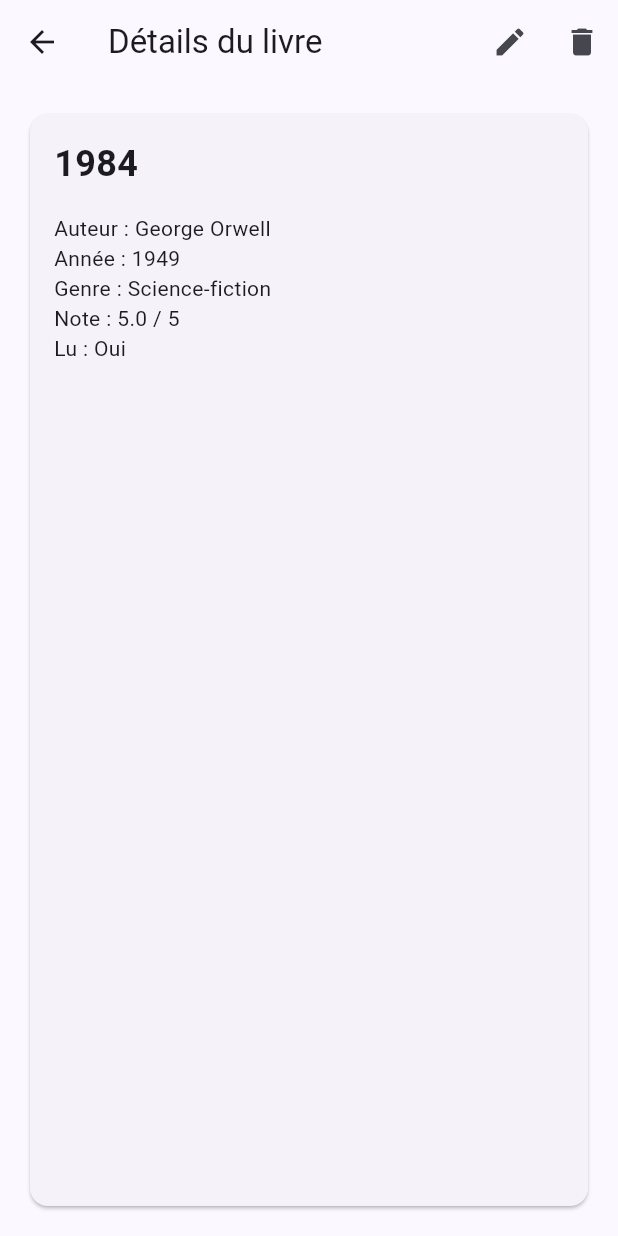
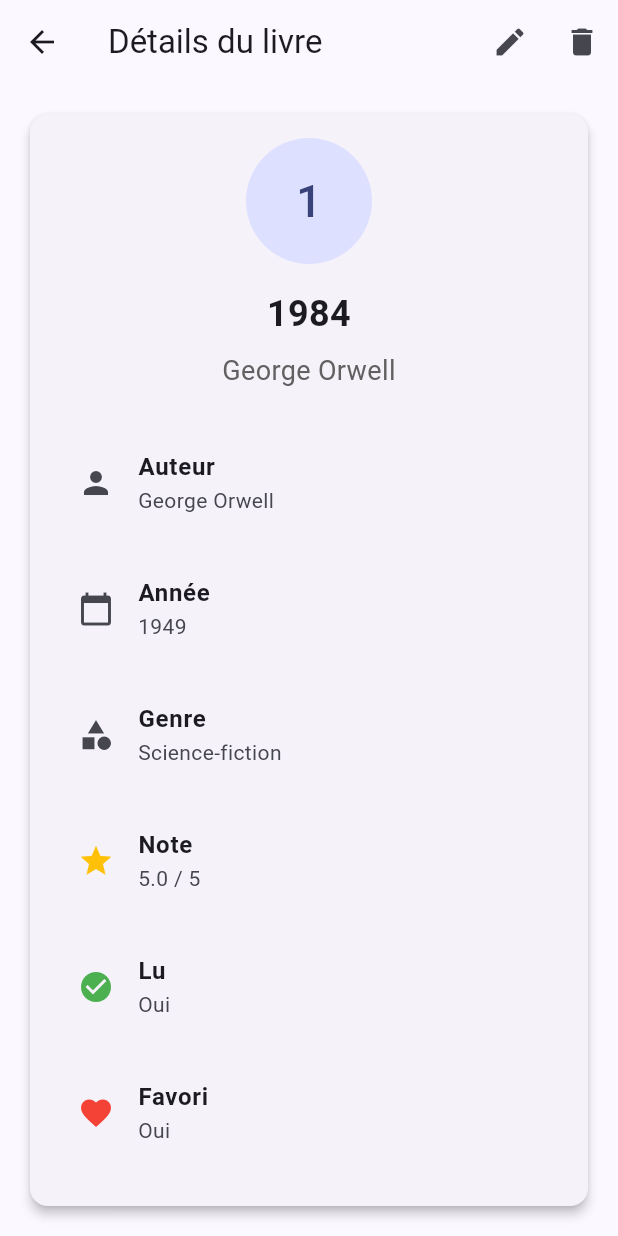
Before and after one commit to youssrahaddouch0103-coder/biblio-app, a Flutter app: the screen it shows after launch, after a tap on an icon or button, on a phone screen of 412 x 824 dp. Run offline on Flutter 3.47's test engine with Material 3 defaults, Android fonts, the phone set to English and light mode, and no system bars; our stand-ins replace equatable, flutter_bloc, sqflite; accounts and stored records are empty.

Commit message:
Improve detail book screen

```diff
--- a/lib/screens/detail_livre_screen.dart
+++ b/lib/screens/detail_livre_screen.dart
@@ -23,13 +23,25 @@ class DetailLivreScreen extends StatelessWidget {
               onPressed: () => Navigator.pop(dialogContext),
               child: const Text('Annuler'),
             ),
-            ElevatedButton(
+            ElevatedButton.icon(
+              style: ElevatedButton.styleFrom(
+                backgroundColor: Colors.red,
+                foregroundColor: Colors.white,
+              ),
               onPressed: () {
                 context.read<LivreBloc>().add(DeleteLivre(livre.id!));
+
                 Navigator.pop(dialogContext);
                 Navigator.pop(context);
+
+                ScaffoldMessenger.of(context).showSnackBar(
+                  const SnackBar(
+                    content: Text('Livre supprimé avec succès'),
+                  ),
+                );
               },
-              child: const Text('Supprimer'),
+              icon: const Icon(Icons.delete),
+              label: const Text('Supprimer'),
             ),
           ],
         );
@@ -46,8 +58,30 @@ class DetailLivreScreen extends StatelessWidget {
     );
   }
 
+  Widget _buildInfoTile({
+    required IconData icon,
+    required String title,
+    required String value,
+    Color? iconColor,
+  }) {
+    return Card(
+      elevation: 0,
+      margin: const EdgeInsets.symmetric(vertical: 6),
+      child: ListTile(
+        leading: Icon(icon, color: iconColor),
+        title: Text(
+          title,
+          style: const TextStyle(fontWeight: FontWeight.bold),
+        ),
+        subtitle: Text(value),
+      ),
+    );
+  }
+
   @override
   Widget build(BuildContext context) {
+    final note = livre.note?.toStringAsFixed(1) ?? 'Non renseignée';
+
     return Scaffold(
       appBar: AppBar(
         title: const Text('Détails du livre'),
@@ -65,22 +99,82 @@ class DetailLivreScreen extends StatelessWidget {
       body: Padding(
         padding: const EdgeInsets.all(16),
         child: Card(
+          elevation: 3,
           child: ListView(
             padding: const EdgeInsets.all(16),
             children: [
+              CircleAvatar(
+                radius: 42,
+                child: Text(
+                  livre.titre[0].toUpperCase(),
+                  style: const TextStyle(fontSize: 30),
+                ),
+              ),
+              const SizedBox(height: 16),
               Text(
                 livre.titre,
+                textAlign: TextAlign.center,
                 style: const TextStyle(
                   fontSize: 24,
                   fontWeight: FontWeight.bold,
                 ),
               ),
-              const SizedBox(height: 16),
-              Text('Auteur : ${livre.auteur}'),
-              Text('Année : ${livre.annee ?? "Non renseignée"}'),
-              Text('Genre : ${livre.genre ?? "Non renseigné"}'),
-              Text('Note : ${livre.note ?? "Non renseignée"} / 5'),
-              Text('Lu : ${livre.lu ? "Oui" : "Non"}'),
+              const SizedBox(height: 8),
+              Text(
+                livre.auteur,
+                textAlign: TextAlign.center,
+                style: TextStyle(
+                  fontSize: 18,
+                  color: Colors.grey[700],
+                ),
+              ),
+              const SizedBox(height: 20),
+
+              _buildInfoTile(
+                icon: Icons.person,
+                title: 'Auteur',
+                value: livre.auteur,
+              ),
+              _buildInfoTile(
+                icon: Icons.calendar_today,
+                title: 'Année',
+                value: livre.annee?.toString() ?? 'Non renseignée',
+              ),
+              _buildInfoTile(
+                icon: Icons.category,
+                title: 'Genre',
+                value: livre.genre ?? 'Non renseigné',
+              ),
+              _buildInfoTile(
+                icon: Icons.star,
+                iconColor: Colors.amber,
+                title: 'Note',
+                value: '$note / 5',
+              ),
+              _buildInfoTile(
+                icon: livre.lu ? Icons.check_circle : Icons.circle_outlined,
+                iconColor: livre.lu ? Colors.green : Colors.grey,
+                title: 'Lu',
+                value: livre.lu ? 'Oui' : 'Non',
+              ),
+              _buildInfoTile(
+                icon: livre.favori ? Icons.favorite : Icons.favorite_border,
+                iconColor: livre.favori ? Colors.red : Colors.grey,
+                title: 'Favori',
+                value: livre.favori ? 'Oui' : 'Non',
+              ),
+              if (livre.dateAjout != null)
+                _buildInfoTile(
+                  icon: Icons.access_time,
+                  title: 'Date d’ajout',
+                  value: livre.dateAjout!,
+                ),
+              if (livre.dateModification != null)
+                _buildInfoTile(
+                  icon: Icons.update,
+                  title: 'Dernière modification',
+                  value: livre.dateModification!,
+                ),
             ],
           ),
         ),
```
